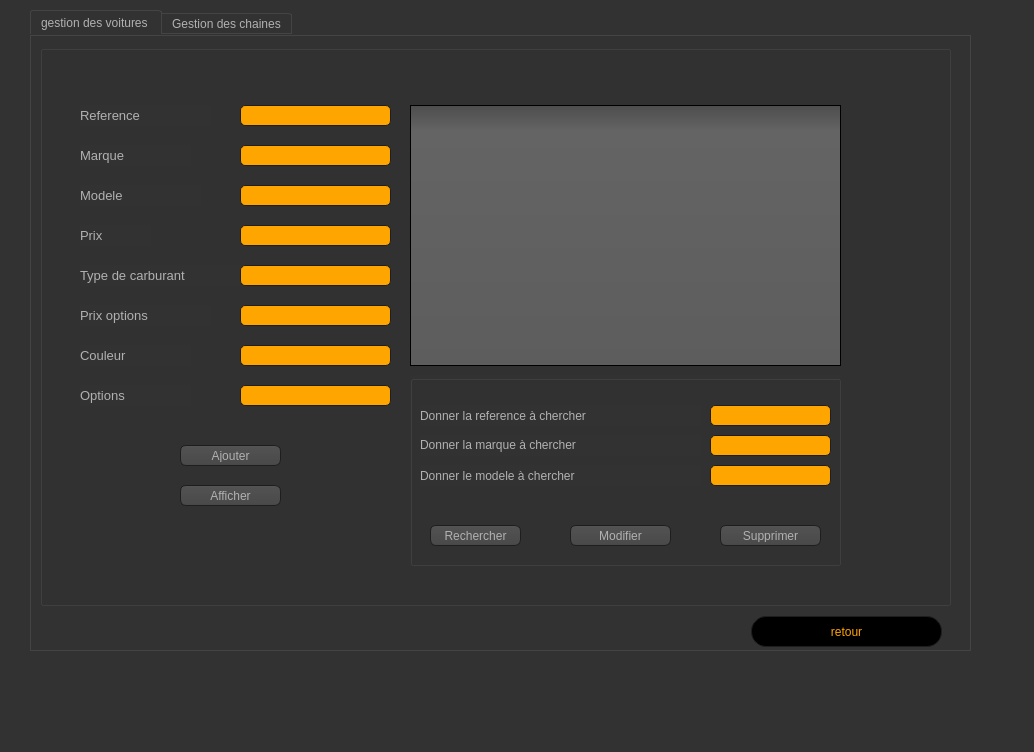
First picture: the form in mainwindow.ui, repository eyawartateni/Smart_Factory_2A4, before the edit.
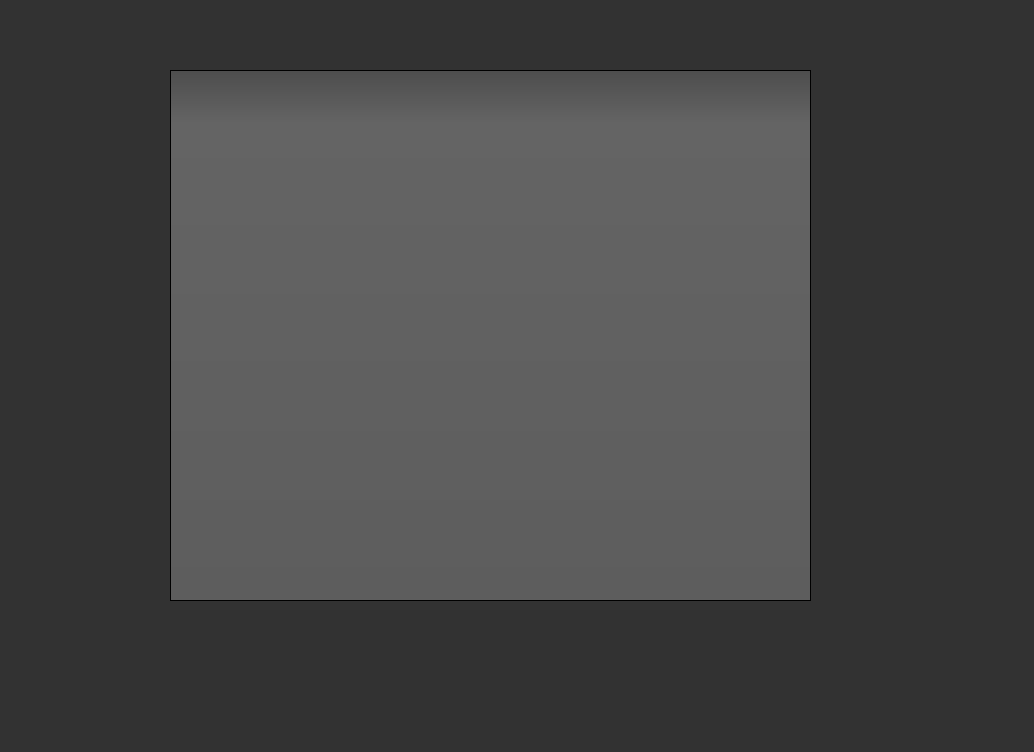
Second picture: the form after the edit. Icons and pictures are not drawn.

```diff
--- a/mainwindow.ui
+++ b/mainwindow.ui
@@ -946,7 +946,7 @@
 }</string>
     </property>
     <property name="currentIndex">
-     <number>6</number>
+     <number>10</number>
     </property>
     <widget class="QWidget" name="login">
      <widget class="QFrame" name="frame_2">
@@ -16249,6 +16249,479 @@
       </widget>
      </widget>
     </widget>
+    <widget class="QWidget" name="pointage">
+     <widget class="QTableView" name="tab_pointage">
+      <property name="geometry">
+       <rect>
+        <x>170</x>
+        <y>60</y>
+        <width>641</width>
+        <height>531</height>
+       </rect>
+      </property>
+      <property name="styleSheet">
+       <string notr="true">QToolTip
+{
+     border: 1px solid black;
+     background-color: #ffa02f;
+     padding: 1px;
+     border-radius: 3px;
+     opacity: 100;
+}
+
+QWidget
+{
+    color: #b1b1b1;
+    background-color: #323232;
+}
+
+QWidget:item:hover
+{
+    background-color: QLinearGradient( x1: 0, y1: 0, x2: 0, y2: 1, stop: 0 #ffa02f, stop: 1 #ca0619);
+    color: #000000;
+}
+
+QWidget:item:selected
+{
+    background-color: QLinearGradient( x1: 0, y1: 0, x2: 0, y2: 1, stop: 0 #ffa02f, stop: 1 #d7801a);
+}
+
+QMenuBar::item
+{
+    background: transparent;
+}
+
+QMenuBar::item:selected
+{
+    background: transparent;
+    border: 1px solid #ffaa00;
+}
+
+QMenuBar::item:pressed
+{
+    background: #444;
+    border: 1px solid #000;
+    background-color: QLinearGradient(
+        x1:0, y1:0,
+        x2:0, y2:1,
+        stop:1 #212121,
+        stop:0.4 #343434/*,
+        stop:0.2 #343434,
+        stop:0.1 #ffaa00*/
+    );
+    margin-bottom:-1px;
+    padding-bottom:1px;
+}
+
+QMenu
+{
+    border: 1px solid #000;
+}
+
+QMenu::item
+{
+    padding: 2px 20px 2px 20px;
+}
+
+QMenu::item:selected
+{
+    color: #000000;
+}
+
+QWidget:disabled
+{
+    color: #404040;
+    background-color: #323232;
+}
+
+QAbstractItemView
+{
+    background-color: QLinearGradient( x1: 0, y1: 0, x2: 0, y2: 1, stop: 0 #4d4d4d, stop: 0.1 #646464, stop: 1 #5d5d5d);
+}
+
+QWidget:focus
+{
+    /*border: 2px solid QLinearGradient( x1: 0, y1: 0, x2: 0, y2: 1, stop: 0 #ffa02f, stop: 1 #d7801a);*/
+}
+
+QLineEdit
+{
+    background-color: QLinearGradient( x1: 0, y1: 0, x2: 0, y2: 1, stop: 0 #4d4d4d, stop: 0 #646464, stop: 1 #5d5d5d);
+    padding: 1px;
+    border-style: solid;
+    border: 1px solid #1e1e1e;
+    border-radius: 5;
+}
+
+QPushButton
+{
+    color: #b1b1b1;
+    background-color: QLinearGradient( x1: 0, y1: 0, x2: 0, y2: 1, stop: 0 #565656, stop: 0.1 #525252, stop: 0.5 #4e4e4e, stop: 0.9 #4a4a4a, stop: 1 #464646);
+    border-width: 1px;
+    border-color: #1e1e1e;
+    border-style: solid;
+    border-radius: 6;
+    padding: 3px;
+    font-size: 12px;
+    padding-left: 5px;
+    padding-right: 5px;
+}
+
+QPushButton:pressed
+{
+    background-color: QLinearGradient( x1: 0, y1: 0, x2: 0, y2: 1, stop: 0 #2d2d2d, stop: 0.1 #2b2b2b, stop: 0.5 #292929, stop: 0.9 #282828, stop: 1 #252525);
+}
+
+QComboBox
+{
+    selection-background-color: #ffaa00;
+    background-color: QLinearGradient( x1: 0, y1: 0, x2: 0, y2: 1, stop: 0 #565656, stop: 0.1 #525252, stop: 0.5 #4e4e4e, stop: 0.9 #4a4a4a, stop: 1 #464646);
+    border-style: solid;
+    border: 1px solid #1e1e1e;
+    border-radius: 5;
+}
+
+QComboBox:hover,QPushButton:hover
+{
+    border: 2px solid QLinearGradient( x1: 0, y1: 0, x2: 0, y2: 1, stop: 0 #ffa02f, stop: 1 #d7801a);
+}
+
+
+QComboBox:on
+{
+    padding-top: 3px;
+    padding-left: 4px;
+    background-color: QLinearGradient( x1: 0, y1: 0, x2: 0, y2: 1, stop: 0 #2d2d2d, stop: 0.1 #2b2b2b, stop: 0.5 #292929, stop: 0.9 #282828, stop: 1 #252525);
+    selection-background-color: #ffaa00;
+}
+
+QComboBox QAbstractItemView
+{
+    border: 2px solid darkgray;
+    selection-background-color: QLinearGradient( x1: 0, y1: 0, x2: 0, y2: 1, stop: 0 #ffa02f, stop: 1 #d7801a);
+}
+
+QComboBox::drop-down
+{
+     subcontrol-origin: padding;
+     subcontrol-position: top right;
+     width: 15px;
+
+     border-left-width: 0px;
+     border-left-color: darkgray;
+     border-left-style: solid; /* just a single line */
+     border-top-right-radius: 3px; /* same radius as the QComboBox */
+     border-bottom-right-radius: 3px;
+ }
+
+QComboBox::down-arrow
+{
+     image: url(:/down_arrow.png);
+}
+
+QGroupBox:focus
+{
+border: 2px solid QLinearGradient( x1: 0, y1: 0, x2: 0, y2: 1, stop: 0 #ffa02f, stop: 1 #d7801a);
+}
+
+QTextEdit:focus
+{
+    border: 2px solid QLinearGradient( x1: 0, y1: 0, x2: 0, y2: 1, stop: 0 #ffa02f, stop: 1 #d7801a);
+}
+
+QScrollBar:horizontal {
+     border: 1px solid #222222;
+     background: QLinearGradient( x1: 0, y1: 0, x2: 0, y2: 1, stop: 0.0 #121212, stop: 0.2 #282828, stop: 1 #484848);
+     height: 7px;
+     margin: 0px 16px 0 16px;
+}
+
+QScrollBar::handle:horizontal
+{
+      background: QLinearGradient( x1: 0, y1: 0, x2: 1, y2: 0, stop: 0 #ffa02f, stop: 0.5 #d7801a, stop: 1 #ffa02f);
+      min-height: 20px;
+      border-radius: 2px;
+}
+
+QScrollBar::add-line:horizontal {
+      border: 1px solid #1b1b19;
+      border-radius: 2px;
+      background: QLinearGradient( x1: 0, y1: 0, x2: 1, y2: 0, stop: 0 #ffa02f, stop: 1 #d7801a);
+      width: 14px;
+      subcontrol-position: right;
+      subcontrol-origin: margin;
+}
+
+QScrollBar::sub-line:horizontal {
+      border: 1px solid #1b1b19;
+      border-radius: 2px;
+      background: QLinearGradient( x1: 0, y1: 0, x2: 1, y2: 0, stop: 0 #ffa02f, stop: 1 #d7801a);
+      width: 14px;
+     subcontrol-position: left;
+     subcontrol-origin: margin;
+}
+
+QScrollBar::right-arrow:horizontal, QScrollBar::left-arrow:horizontal
+{
+      border: 1px solid black;
+      width: 1px;
+      height: 1px;
+      background: white;
+}
+
+QScrollBar::add-page:horizontal, QScrollBar::sub-page:horizontal
+{
+      background: none;
+}
+
+QScrollBar:vertical
+{
+      background: QLinearGradient( x1: 0, y1: 0, x2: 1, y2: 0, stop: 0.0 #121212, stop: 0.2 #282828, stop: 1 #484848);
+      width: 7px;
+      margin: 16px 0 16px 0;
+      border: 1px solid #222222;
+}
+
+QScrollBar::handle:vertical
+{
+      background: QLinearGradient( x1: 0, y1: 0, x2: 0, y2: 1, stop: 0 #ffa02f, stop: 0.5 #d7801a, stop: 1 #ffa02f);
+      min-height: 20px;
+      border-radius: 2px;
+}
+
+QScrollBar::add-line:vertical
+{
+      border: 1px solid #1b1b19;
+      border-radius: 2px;
+      background: QLinearGradient( x1: 0, y1: 0, x2: 0, y2: 1, stop: 0 #ffa02f, stop: 1 #d7801a);
+      height: 14px;
+      subcontrol-position: bottom;
+      subcontrol-origin: margin;
+}
+
+QScrollBar::sub-line:vertical
+{
+      border: 1px solid #1b1b19;
+      border-radius: 2px;
+      background: QLinearGradient( x1: 0, y1: 0, x2: 0, y2: 1, stop: 0 #d7801a, stop: 1 #ffa02f);
+      height: 14px;
+      subcontrol-position: top;
+      subcontrol-origin: margin;
+}
+
+QScrollBar::up-arrow:vertical, QScrollBar::down-arrow:vertical
+{
+      border: 1px solid black;
+      width: 1px;
+      height: 1px;
+      background: white;
+}
+
+
+QScrollBar::add-page:vertical, QScrollBar::sub-page:vertical
+{
+      background: none;
+}
+
+QTextEdit
+{
+    background-color: #242424;
+}
+
+QPlainTextEdit
+{
+    background-color: #242424;
+}
+
+QHeaderView::section
+{
+    background-color: QLinearGradient(x1:0, y1:0, x2:0, y2:1, stop:0 #616161, stop: 0.5 #505050, stop: 0.6 #434343, stop:1 #656565);
+    color: white;
+    padding-left: 4px;
+    border: 1px solid #6c6c6c;
+}
+
+QCheckBox:disabled
+{
+color: #414141;
+}
+
+QDockWidget::title
+{
+    text-align: center;
+    spacing: 3px; /* spacing between items in the tool bar */
+    background-color: QLinearGradient(x1:0, y1:0, x2:0, y2:1, stop:0 #323232, stop: 0.5 #242424, stop:1 #323232);
+}
+
+QDockWidget::close-button, QDockWidget::float-button
+{
+    text-align: center;
+    spacing: 1px; /* spacing between items in the tool bar */
+    background-color: QLinearGradient(x1:0, y1:0, x2:0, y2:1, stop:0 #323232, stop: 0.5 #242424, stop:1 #323232);
+}
+
+QDockWidget::close-button:hover, QDockWidget::float-button:hover
+{
+    background: #242424;
+}
+
+QDockWidget::close-button:pressed, QDockWidget::float-button:pressed
+{
+    padding: 1px -1px -1px 1px;
+}
+
+QMainWindow::separator
+{
+    background-color: QLinearGradient(x1:0, y1:0, x2:0, y2:1, stop:0 #161616, stop: 0.5 #151515, stop: 0.6 #212121, stop:1 #343434);
+    color: white;
+    padding-left: 4px;
+    border: 1px solid #4c4c4c;
+    spacing: 3px; /* spacing between items in the tool bar */
+}
+
+QMainWindow::separator:hover
+{
+
+    background-color: QLinearGradient(x1:0, y1:0, x2:0, y2:1, stop:0 #d7801a, stop:0.5 #b56c17 stop:1 #ffa02f);
+    color: white;
+    padding-left: 4px;
+    border: 1px solid #6c6c6c;
+    spacing: 3px; /* spacing between items in the tool bar */
+}
+
+QToolBar::handle
+{
+     spacing: 3px; /* spacing between items in the tool bar */
+     background: url(:/images/handle.png);
+}
+
+QMenu::separator
+{
+    height: 2px;
+    background-color: QLinearGradient(x1:0, y1:0, x2:0, y2:1, stop:0 #161616, stop: 0.5 #151515, stop: 0.6 #212121, stop:1 #343434);
+    color: white;
+    padding-left: 4px;
+    margin-left: 10px;
+    margin-right: 5px;
+}
+
+QProgressBar
+{
+    border: 2px solid grey;
+    border-radius: 5px;
+    text-align: center;
+}
+
+QProgressBar::chunk
+{
+    background-color: #d7801a;
+    width: 2.15px;
+    margin: 0.5px;
+}
+
+QTabBar::tab {
+    color: #b1b1b1;
+    border: 1px solid #444;
+    border-bottom-style: none;
+    background-color: #323232;
+    padding-left: 10px;
+    padding-right: 10px;
+    padding-top: 3px;
+    padding-bottom: 2px;
+    margin-right: -1px;
+}
+
+QTabWidget::pane {
+    border: 1px solid #444;
+    top: 1px;
+}
+
+QTabBar::tab:last
+{
+    margin-right: 0; /* the last selected tab has nothing to overlap with on the right */
+    border-top-right-radius: 3px;
+}
+
+QTabBar::tab:first:!selected
+{
+ margin-left: 0px; /* the last selected tab has nothing to overlap with on the right */
+
+
+    border-top-left-radius: 3px;
+}
+
+QTabBar::tab:!selected
+{
+    color: #b1b1b1;
+    border-bottom-style: solid;
+    margin-top: 3px;
+    background-color: QLinearGradient(x1:0, y1:0, x2:0, y2:1, stop:1 #212121, stop:.4 #343434);
+}
+
+QTabBar::tab:selected
+{
+    border-top-left-radius: 3px;
+    border-top-right-radius: 3px;
+    margin-bottom: 0px;
+}
+
+QTabBar::tab:!selected:hover
+{
+    /*border-top: 2px solid #ffaa00;
+    padding-bottom: 3px;*/
+    border-top-left-radius: 3px;
+    border-top-right-radius: 3px;
+    background-color: QLinearGradient(x1:0, y1:0, x2:0, y2:1, stop:1 #212121, stop:0.4 #343434, stop:0.2 #343434, stop:0.1 #ffaa00);
+}
+
+QRadioButton::indicator:checked, QRadioButton::indicator:unchecked{
+    color: #b1b1b1;
+    background-color: #323232;
+    border: 1px solid #b1b1b1;
+    border-radius: 6px;
+}
+
+QRadioButton::indicator:checked
+{
+    background-color: qradialgradient(
+        cx: 0.5, cy: 0.5,
+        fx: 0.5, fy: 0.5,
+        radius: 1.0,
+        stop: 0.25 #ffaa00,
+        stop: 0.3 #323232
+    );
+}
+
+QCheckBox::indicator{
+    color: #b1b1b1;
+    background-color: #323232;
+    border: 1px solid #b1b1b1;
+    width: 9px;
+    height: 9px;
+}
+
+QRadioButton::indicator
+{
+    border-radius: 6px;
+}
+
+QRadioButton::indicator:hover, QCheckBox::indicator:hover
+{
+    border: 1px solid #ffaa00;
+}
+
+QCheckBox::indicator:checked
+{
+    image:url(:/images/checkbox.png);
+}
+
+QCheckBox::indicator:disabled, QRadioButton::indicator:disabled
+{
+    border: 1px solid #444;
+}</string>
+      </property>
+     </widget>
+    </widget>
    </widget>
   </widget>
   <widget class="QMenuBar" name="menubar">
```
Left out of the diff: 36 changed lines with no effect on the pictures.
